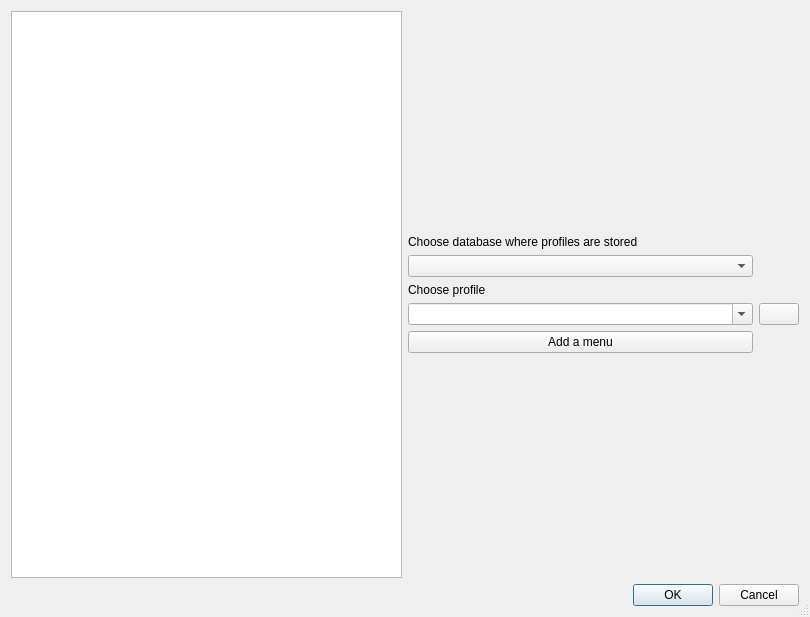
First picture: the form in menu_builder_dialog_base.ui, repository Oslandia/qgis-menu-builder, before the edit.
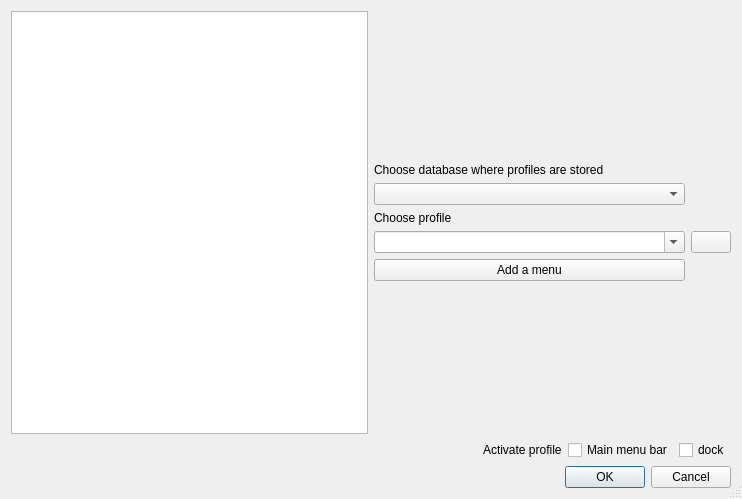
Second picture: the form after the edit.

```diff
--- a/menu_builder_dialog_base.ui
+++ b/menu_builder_dialog_base.ui
@@ -9,8 +9,8 @@
    <rect>
     <x>0</x>
     <y>0</y>
-    <width>810</width>
-    <height>617</height>
+    <width>742</width>
+    <height>499</height>
    </rect>
   </property>
   <property name="windowTitle">
@@ -22,8 +22,6 @@
   <property name="modal">
    <bool>true</bool>
   </property>
-  <layout class="QVBoxLayout" name="verticalLayout_3">
-   <item>
     <layout class="QVBoxLayout" name="verticalLayout">
      <item>
       <layout class="QHBoxLayout" name="horizontalLayout">
@@ -140,6 +138,44 @@
        </item>
       </layout>
      </item>
+   <item>
+    <layout class="QHBoxLayout" name="horizontalLayout_2">
+     <item>
+      <spacer name="horizontalSpacer">
+       <property name="orientation">
+        <enum>Qt::Horizontal</enum>
+       </property>
+       <property name="sizeHint" stdset="0">
+        <size>
+         <width>40</width>
+         <height>20</height>
+        </size>
+       </property>
+      </spacer>
+     </item>
+     <item>
+      <widget class="QLabel" name="label">
+       <property name="text">
+        <string>Activate profile</string>
+       </property>
+      </widget>
+     </item>
+     <item>
+      <widget class="QCheckBox" name="activate_menubar">
+       <property name="text">
+        <string>Main menu bar</string>
+       </property>
+      </widget>
+     </item>
+     <item>
+      <widget class="QCheckBox" name="activate_dock">
+       <property name="text">
+        <string>dock</string>
+       </property>
+      </widget>
+     </item>
+    </layout>
+   </item>
      <item>
       <widget class="QDialogButtonBox" name="buttonBox">
        <property name="orientation">
@@ -151,10 +187,6 @@
       </widget>
      </item>
     </layout>
-   </item>
-  </layout>
-  <zorder>verticalLayoutWidget</zorder>
-  <zorder>button_delete_profile</zorder>
  </widget>
  <resources/>
  <connections>
```
Lines whose indentation alone changed are shown as unchanged.
